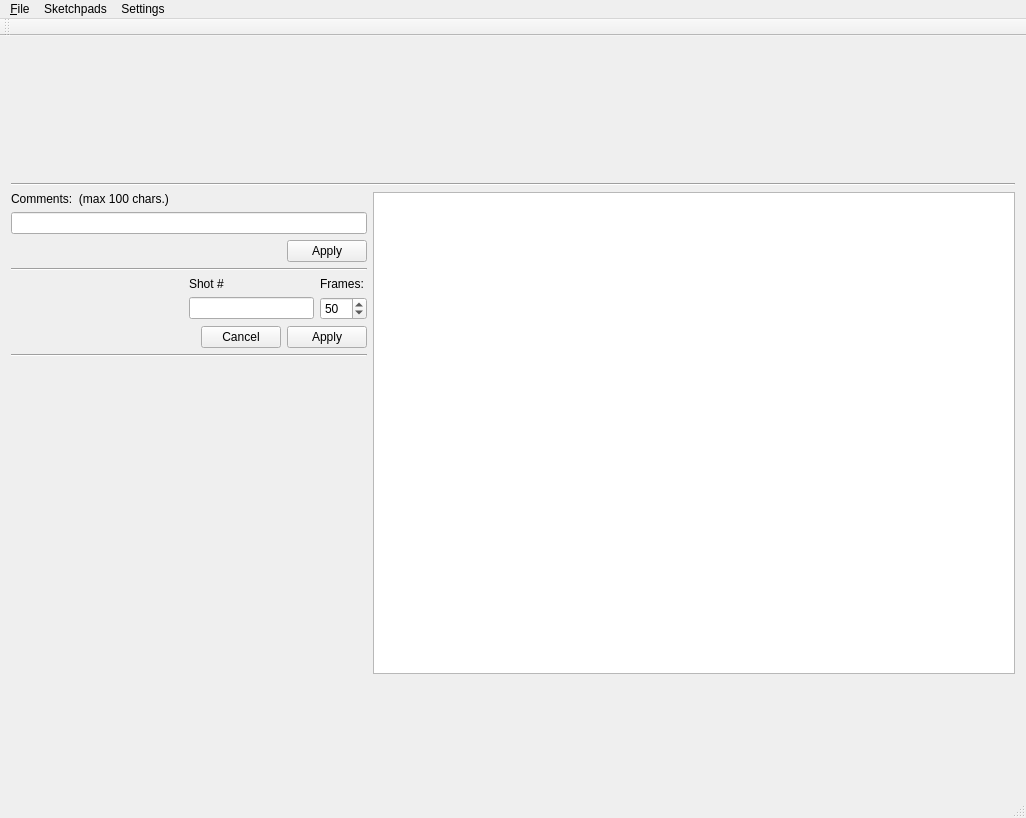
Before: the Qt Designer form mainwindow.ui in davidlamhauge/dastoryboard, drawn with Qt 5.
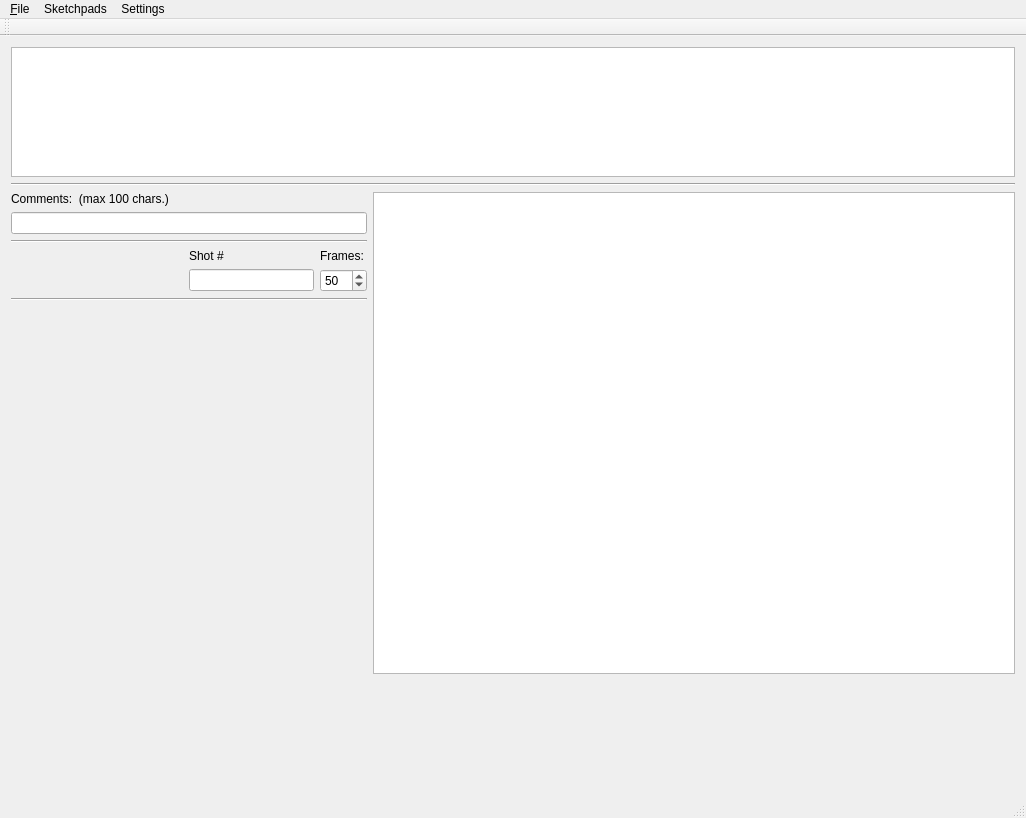
After: the same form once the commit is applied.

The edit to the form file:
```diff
--- a/mainwindow.ui
+++ b/mainwindow.ui
@@ -24,13 +24,7 @@
     <item row="0" column="0">
      <layout class="QVBoxLayout" name="verticalLayout_4">
       <item>
-       <widget class="QWidget" name="imageContainer" native="true">
-        <property name="sizePolicy">
-         <sizepolicy hsizetype="Preferred" vsizetype="Preferred">
-          <horstretch>0</horstretch>
-          <verstretch>0</verstretch>
-         </sizepolicy>
-        </property>
+       <widget class="QGraphicsView" name="gvStoryboard">
         <property name="minimumSize">
          <size>
           <width>0</width>
@@ -72,36 +66,6 @@
               </property>
              </widget>
             </item>
-            <item>
-             <layout class="QHBoxLayout" name="horizontalLayout_2">
-              <item>
-               <spacer name="horizontalSpacer">
-                <property name="orientation">
-                 <enum>Qt::Horizontal</enum>
-                </property>
-                <property name="sizeHint" stdset="0">
-                 <size>
-                  <width>40</width>
-                  <height>20</height>
-                 </size>
-                </property>
-               </spacer>
-              </item>
-              <item>
-               <widget class="QPushButton" name="btnApplyComment">
-                <property name="sizePolicy">
-                 <sizepolicy hsizetype="Minimum" vsizetype="Preferred">
-                  <horstretch>0</horstretch>
-                  <verstretch>0</verstretch>
-                 </sizepolicy>
-                </property>
-                <property name="text">
-                 <string>Apply</string>
-                </property>
-               </widget>
-              </item>
-             </layout>
-            </item>
            </layout>
           </item>
           <item>
@@ -166,37 +130,6 @@
             </item>
            </layout>
           </item>
-          <item>
-           <layout class="QHBoxLayout" name="horizontalLayout">
-            <item>
-             <spacer name="horizontalSpacer_4">
-              <property name="orientation">
-               <enum>Qt::Horizontal</enum>
-              </property>
-              <property name="sizeHint" stdset="0">
-               <size>
-                <width>40</width>
-                <height>20</height>
-               </size>
-              </property>
-             </spacer>
-            </item>
-            <item>
-             <widget class="QPushButton" name="btnCancel">
-              <property name="text">
-               <string>Cancel</string>
-              </property>
-             </widget>
-            </item>
-            <item>
-             <widget class="QPushButton" name="btnApplyShotFrames">
-              <property name="text">
-               <string>Apply</string>
-              </property>
-             </widget>
-            </item>
-           </layout>
-          </item>
           <item>
            <widget class="Line" name="line_2">
             <property name="orientation">
```
